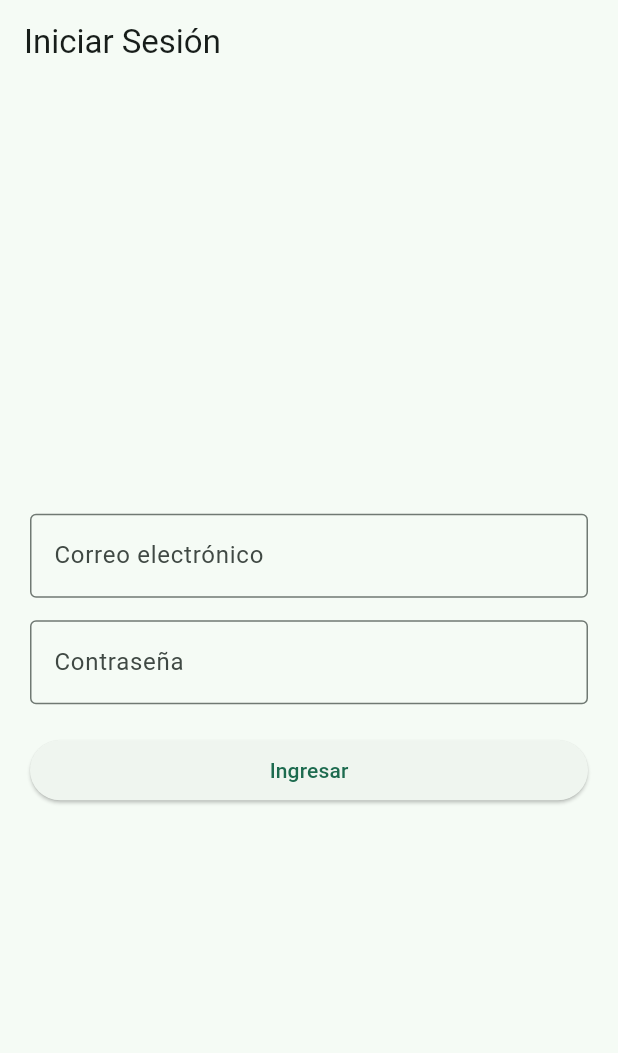
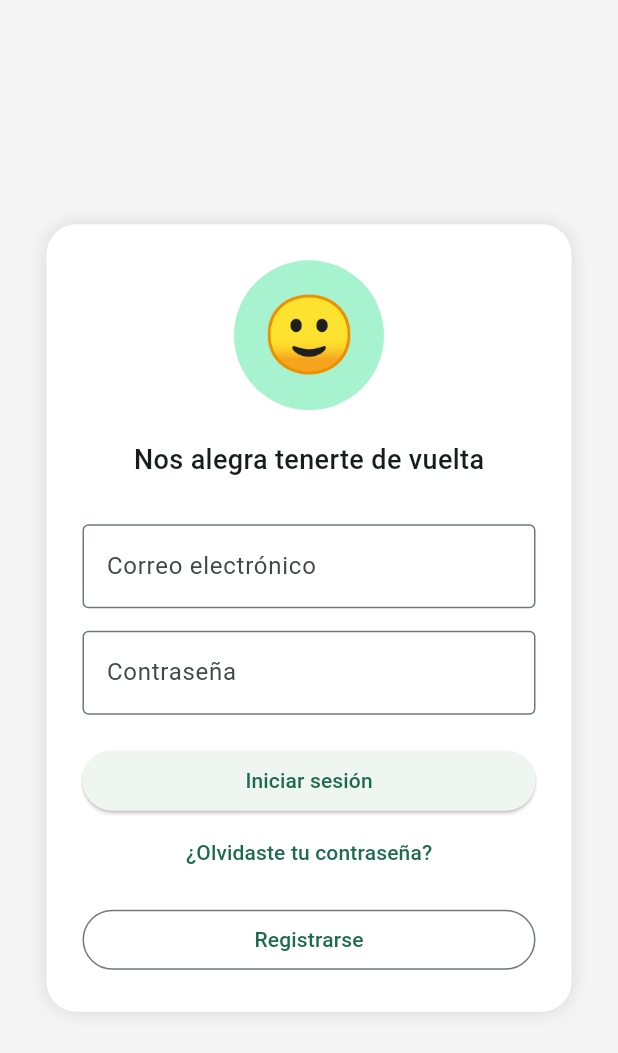
Before and after one commit to L2342/lost-found-app, a Flutter app: the screen it shows after launch, on a phone screen of 412 x 824 dp. Shown: the top 1053 px of the screen. Run offline on Flutter 3.47's test engine with Material 3 defaults, Android fonts, the phone set to English and light mode, and no system bars; our stand-ins replace cloud_firestore, firebase_auth, firebase_core; accounts and stored records are empty.

Commit message:
US-05 registro, US-06 login, US-22 logout

```diff
--- a/frontend/lib/main.dart
+++ b/frontend/lib/main.dart
@@ -1,13 +1,14 @@
 import 'package:flutter/material.dart';
 import 'package:firebase_core/firebase_core.dart';
+
 import 'firebase_options.dart';
 import 'services/auth_service.dart';
-import 'services/login_screen.dart';
+import 'screens/auth/login_screen.dart';
+import 'screens/feed/feed_screen.dart';
 
 void main() async {
   WidgetsFlutterBinding.ensureInitialized();
 
-  // Inicializar Firebase
   await Firebase.initializeApp(
     options: DefaultFirebaseOptions.currentPlatform,
   );
@@ -26,16 +27,14 @@ class EncuentraloApp extends StatelessWidget {
       title: 'Encuéntralo',
       debugShowCheckedModeBanner: false,
       theme: ThemeData(
-        colorScheme: ColorScheme.fromSeed(seedColor: const Color(0xFF1D9E75)),
+        colorScheme: ColorScheme.fromSeed(
+          seedColor: const Color(0xFF1D9E75),
+        ),
         useMaterial3: true,
       ),
       home: AuthService().isLoggedIn
-    ? const Scaffold(
-        body: Center(
-          child: Text('Feed — David implementa esto'),
-        ),
-      )
-    : const LoginScreen(),
+          ? const FeedScreen()
+          : const LoginScreen(),
     );
   }
 }
--- /dev/null
+++ b/frontend/lib/screens/auth/login_screen.dart
@@ -0,0 +1,178 @@
+import 'package:flutter/material.dart';
+import '../../services/auth_service.dart';
+import '../feed/feed_screen.dart';
+import 'register_screen.dart';
+
+class LoginScreen extends StatefulWidget {
+  const LoginScreen({super.key});
+
+  @override
+  State<LoginScreen> createState() => _LoginScreenState();
+}
+
+class _LoginScreenState extends State<LoginScreen> {
+  final TextEditingController emailController = TextEditingController();
+  final TextEditingController passwordController = TextEditingController();
+
+  bool loading = false;
+
+  Future<void> iniciarSesion() async {
+    try {
+      setState(() {
+        loading = true;
+      });
+
+      final user = await AuthService().login(
+        email: emailController.text.trim(),
+        password: passwordController.text.trim(),
+      );
+
+      if (!mounted) return;
+
+      ScaffoldMessenger.of(context).showSnackBar(
+        SnackBar(
+          content: Text('Bienvenido ${user.name}'),
+        ),
+      );
+
+      Navigator.pushReplacement(
+        context,
+        MaterialPageRoute(
+          builder: (_) => const FeedScreen(),
+        ),
+      );
+    } catch (e) {
+      if (!mounted) return;
+
+      ScaffoldMessenger.of(context).showSnackBar(
+        SnackBar(
+          content: Text(
+            e.toString().replaceFirst('Exception: ', ''),
+          ),
+        ),
+      );
+    } finally {
+      if (mounted) {
+        setState(() {
+          loading = false;
+        });
+      }
+    }
+  }
+
+  @override
+  void dispose() {
+    emailController.dispose();
+    passwordController.dispose();
+    super.dispose();
+  }
+
+  @override
+  Widget build(BuildContext context) {
+    return Scaffold(
+      backgroundColor: const Color(0xFFF5F5F5),
+      body: Center(
+        child: SingleChildScrollView(
+          child: Container(
+            width: 350,
+            padding: const EdgeInsets.all(24),
+            decoration: BoxDecoration(
+              color: Colors.white,
+              borderRadius: BorderRadius.circular(20),
+              boxShadow: const [
+                BoxShadow(
+                  blurRadius: 10,
+                  color: Colors.black12,
+                ),
+              ],
+            ),
+            child: Column(
+              mainAxisSize: MainAxisSize.min,
+              children: [
+                const CircleAvatar(
+                  radius: 50,
+                  child: Text(
+                    "🙂",
+                    style: TextStyle(fontSize: 50),
+                  ),
+                ),
+
+                const SizedBox(height: 20),
+
+                const Text(
+                  "Nos alegra tenerte de vuelta",
+                  style: TextStyle(
+                    fontSize: 18,
+                    fontWeight: FontWeight.w500,
+                  ),
+                ),
+
+                const SizedBox(height: 30),
+
+                TextField(
+                  controller: emailController,
+                  keyboardType: TextInputType.emailAddress,
+                  decoration: const InputDecoration(
+                    hintText: "Correo electrónico",
+                    border: OutlineInputBorder(),
+                  ),
+                ),
+
+                const SizedBox(height: 15),
+
+                TextField(
+                  controller: passwordController,
+                  obscureText: true,
+                  decoration: const InputDecoration(
+                    hintText: "Contraseña",
+                    border: OutlineInputBorder(),
+                  ),
+                ),
+
+                const SizedBox(height: 20),
+
+                SizedBox(
+                  width: double.infinity,
+                  child: ElevatedButton(
+                    onPressed: loading ? null : iniciarSesion,
+                    child: loading
+                        ? const CircularProgressIndicator()
+                        : const Text("Iniciar sesión"),
+                  ),
+                ),
+
+                TextButton(
+                  onPressed: () {
+                    // Luego conectamos recoverPassword()
+                  },
+                  child: const Text(
+                    "¿Olvidaste tu contraseña?",
+                  ),
+                ),
+
+                const SizedBox(height: 10),
+
+                SizedBox(
+                  width: double.infinity,
+                  child: OutlinedButton(
+                    onPressed: () {
+                      Navigator.push(
+                        context,
+                        MaterialPageRoute(
+                          builder: (_) => const RegisterScreen(),
+                        ),
+                      );
+                    },
+                    child: const Text(
+                      "Registrarse",
+                    ),
+                  ),
+                ),
+              ],
+            ),
+          ),
+        ),
+      ),
+    );
+  }
+}
--- a/frontend/lib/services/login_screen.dart
+++ /dev/null
@@ -1,109 +0,0 @@
-import 'package:flutter/material.dart';
-import '../services/auth_service.dart';
-
-class LoginScreen extends StatefulWidget {
-  const LoginScreen({super.key});
-
-  @override
-  State<LoginScreen> createState() => _LoginScreenState();
-}
-
-class _LoginScreenState extends State<LoginScreen> {
-  final TextEditingController emailController = TextEditingController();
-  final TextEditingController passwordController = TextEditingController();
-
-  bool loading = false;
-
-  Future<void> iniciarSesion() async {
-    try {
-      setState(() {
-        loading = true;
-      });
-
-      final user = await AuthService().login(
-        email: emailController.text.trim(),
-        password: passwordController.text.trim(),
-      );
-
-      if (!mounted) return;
-
-      ScaffoldMessenger.of(context).showSnackBar(
-        SnackBar(
-          content: Text('Bienvenido ${user.name}'),
-        ),
-      );
-
-      Navigator.pushReplacement(
-        context,
-        MaterialPageRoute(
-          builder: (_) => const Scaffold(
-            body: Center(
-              child: Text('Feed — David implementa esto'),
-            ),
-          ),
-        ),
-      );
-    } catch (e) {
-      if (!mounted) return;
-
-      ScaffoldMessenger.of(context).showSnackBar(
-        SnackBar(
-          content: Text(
-            e.toString().replaceFirst('Exception: ', ''),
-          ),
-        ),
-      );
-    } finally {
-      setState(() {
-        loading = false;
-      });
-    }
-  }
-
-  @override
-  Widget build(BuildContext context) {
-    return Scaffold(
-      appBar: AppBar(
-        title: const Text("Iniciar Sesión"),
-      ),
-      body: Padding(
-        padding: const EdgeInsets.all(20),
-        child: Column(
-          mainAxisAlignment: MainAxisAlignment.center,
-          children: [
-            TextField(
-              controller: emailController,
-              decoration: const InputDecoration(
-                labelText: 'Correo electrónico',
-                border: OutlineInputBorder(),
-              ),
-            ),
-
-            const SizedBox(height: 15),
-
-            TextField(
-              controller: passwordController,
-              obscureText: true,
-              decoration: const InputDecoration(
-                labelText: 'Contraseña',
-                border: OutlineInputBorder(),
-              ),
-            ),
-
-            const SizedBox(height: 20),
-
-            SizedBox(
-              width: double.infinity,
-              child: ElevatedButton(
-                onPressed: loading ? null : iniciarSesion,
-                child: loading
-                    ? const CircularProgressIndicator()
-                    : const Text('Ingresar'),
-              ),
-            ),
-          ],
-        ),
-      ),
-    );
-  }
-}
```
Also changed, not shown: frontend/lib/screens/auth/register_screen.dart (added, +177 -0 lines), frontend/lib/screens/feed/feed_screen.dart (+21 -1 lines).
